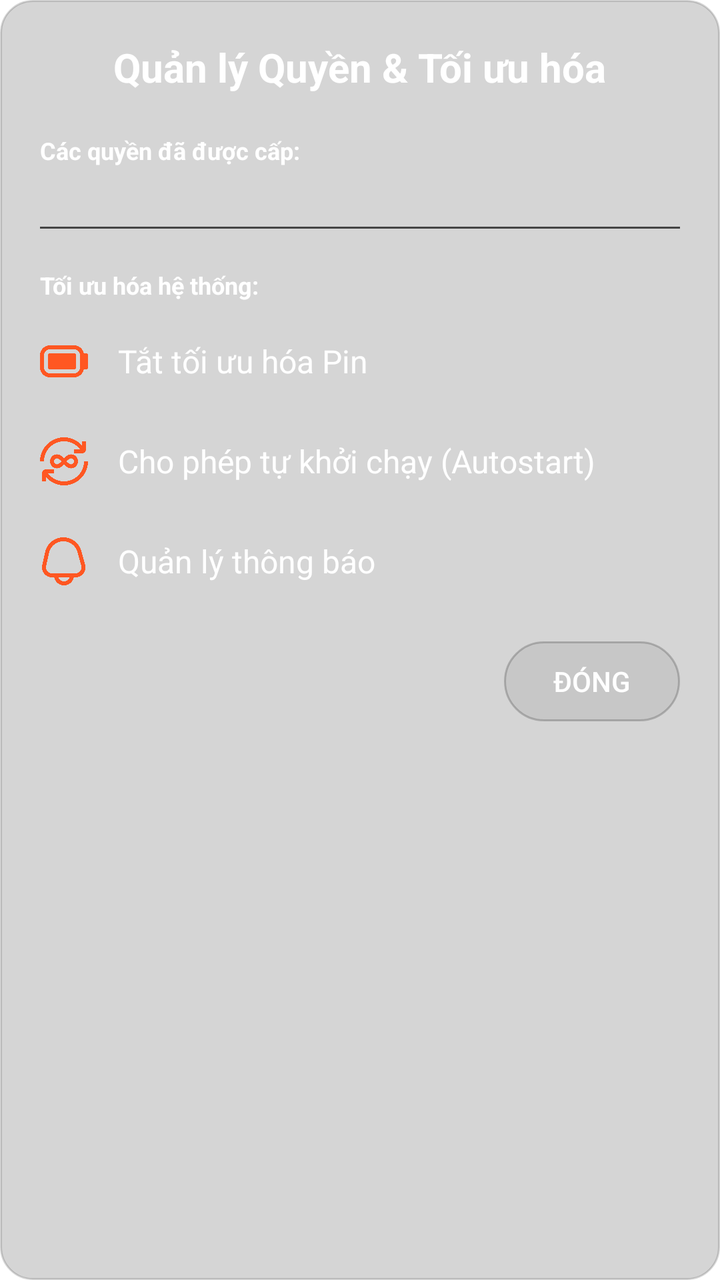
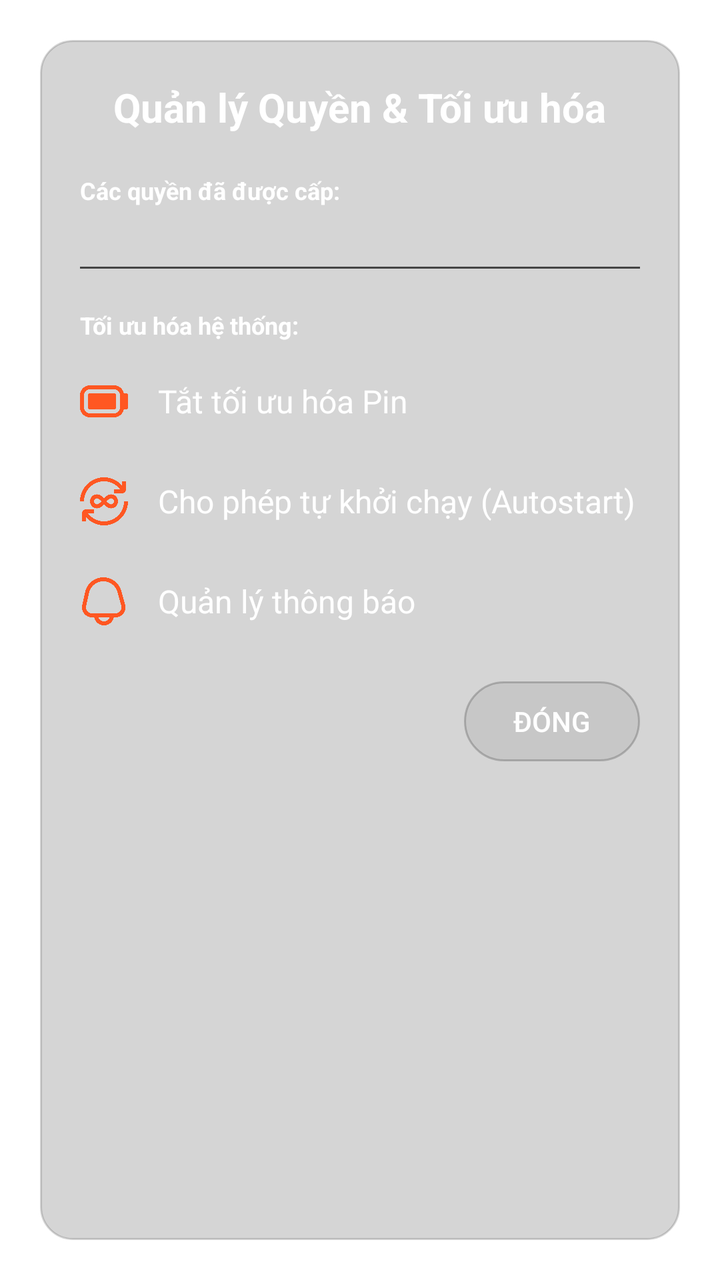

Compare the two renders of this Android layout. The source of the first and the diff that turns it into the second are given below.
<!-- AndroidManifest.xml: activity theme Theme.App.Dialog -->
<!-- res/layout/activity_permission_manager.xml -->
<?xml version="1.0" encoding="utf-8"?>
<LinearLayout xmlns:android="http://schemas.android.com/apk/res/android"
    xmlns:app="http://schemas.android.com/apk/res-auto"
    android:layout_width="match_parent"
    android:layout_height="wrap_content"
    android:orientation="vertical"
    android:background="@drawable/bg_glass_input"
    android:backgroundTint="#2C2C2C"
    android:padding="20dp"
    android:layout_margin="20dp">

    <TextView
        android:layout_width="wrap_content"
        android:layout_height="wrap_content"
        android:text="Quản lý Quyền &amp; Tối ưu hóa"
        android:textColor="@color/white"
        android:textSize="20sp"
        android:textStyle="bold"
        android:layout_gravity="center_horizontal"
        android:layout_marginBottom="20dp"/>

    <TextView
        android:layout_width="wrap_content"
        android:layout_height="wrap_content"
        android:text="Các quyền đã được cấp:"
        android:textColor="@color/white"
        android:textSize="12sp"
        android:textStyle="bold"
        android:layout_marginBottom="10dp"/>

    
    <LinearLayout
        android:id="@+id/permission_list_container"
        android:layout_width="match_parent"
        android:layout_height="wrap_content"
        android:orientation="vertical"/>

    <View
        android:layout_width="match_parent"
        android:layout_height="1dp"
        android:background="#444"
        android:layout_marginVertical="20dp"/>

    <TextView
        android:layout_width="wrap_content"
        android:layout_height="wrap_content"
        android:text="Tối ưu hóa hệ thống:"
        android:textColor="@color/white"
        android:textSize="12sp"
        android:textStyle="bold"
        android:layout_marginBottom="10dp"/>

    
    <LinearLayout
        android:id="@+id/btnDisableBatteryOptimization"
        android:layout_width="match_parent"
        android:layout_height="wrap_content"
        android:orientation="horizontal"
        android:gravity="center_vertical"
        android:paddingVertical="8dp"
        android:background="?attr/selectableItemBackground">

        <ImageView
            android:layout_width="24dp"
            android:layout_height="24dp"
            android:src="@drawable/ic_battery"
            app:tint="@color/chip_pending"/>

        <TextView
            android:layout_width="0dp"
            android:layout_height="wrap_content"
            android:layout_weight="1"
            android:layout_marginStart="15dp"
            android:text="Tắt tối ưu hóa Pin"
            android:textColor="@color/white"
            android:textSize="16sp"/>
    </LinearLayout>

    
    <LinearLayout
        android:id="@+id/btnAllowAutostart"
        android:layout_width="match_parent"
        android:layout_height="wrap_content"
        android:orientation="horizontal"
        android:gravity="center_vertical"
        android:paddingVertical="8dp"
        android:layout_marginTop="10dp"
        android:background="?attr/selectableItemBackground">

        <ImageView
            android:layout_width="24dp"
            android:layout_height="24dp"
            android:src="@drawable/ic_autorenew"
            app:tint="@color/chip_pending"/>

        <TextView
            android:layout_width="0dp"
            android:layout_height="wrap_content"
            android:layout_weight="1"
            android:layout_marginStart="15dp"
            android:text="Cho phép tự khởi chạy (Autostart)"
            android:textColor="@color/white"
            android:textSize="16sp"/>
    </LinearLayout>

    
    <LinearLayout
        android:id="@+id/btnNotificationSettings"
        android:layout_width="match_parent"
        android:layout_height="wrap_content"
        android:orientation="horizontal"
        android:gravity="center_vertical"
        android:paddingVertical="8dp"
        android:layout_marginTop="10dp"
        android:background="?attr/selectableItemBackground">

        <ImageView
            android:layout_width="24dp"
            android:layout_height="24dp"
            android:src="@drawable/notification"
            app:tint="@color/chip_pending"/>

        <TextView
            android:layout_width="0dp"
            android:layout_height="wrap_content"
            android:layout_weight="1"
            android:layout_marginStart="15dp"
            android:text="Quản lý thông báo"
            android:textColor="@color/white"
            android:textSize="16sp"/>
    </LinearLayout>
    


    <Button
        android:id="@+id/btnClose"
        android:layout_width="wrap_content"
        android:layout_height="40dp"
        android:text="Đóng"
        android:textColor="@color/white"
        android:background="@drawable/bg_glass_panel"
        android:backgroundTint="#444444"
        android:layout_gravity="end"
        android:layout_marginTop="20dp"/>

</LinearLayout>
<!-- resources referenced by this layout -->
<resources>
  <color name="chip_pending">#FF5722</color>
  <color name="white">#FFFFFFFF</color>
  <!-- drawable bg_glass_input (drawable) -->
  <?xml version="1.0" encoding="utf-8"?>
  <shape xmlns:android="http://schemas.android.com/apk/res/android">
      <solid android:color="#33000000" />
      <corners android:radius="16dp" />
      <stroke
          android:width="1dp"
          android:color="#33FFFFFF" />
  </shape>
  <!-- drawable bg_glass_panel (drawable) -->
  <?xml version="1.0" encoding="utf-8"?>
  <shape xmlns:android="http://schemas.android.com/apk/res/android">
      <solid android:color="#1AFFFFFF" />
      <corners android:radius="32dp" />
      <stroke
          android:width="1dp"
          android:color="#4DFFFFFF" />
  </shape>
  <!-- drawable ic_autorenew: png bitmap (drawable, 18005 bytes) -->
  <!-- drawable ic_battery: png bitmap (drawable, 7842 bytes) -->
  <!-- drawable notification: png bitmap (drawable, 13210 bytes) -->
  <style name="Theme.App.Dialog" parent="Theme.AppCompat.Light.Dialog.Alert">
          <item name="android:windowBackground">@android:color/transparent</item>
          <item name="android:windowIsFloating">true</item>
          <item name="android:windowNoTitle">true</item>
      </style>
</resources>

<!-- the commit's change to res/layout/activity_permission_manager.xml (unified diff, before → after) -->
@@ -1,13 +1,19 @@
 <?xml version="1.0" encoding="utf-8"?>
-<LinearLayout xmlns:android="http://schemas.android.com/apk/res/android"
+<androidx.core.widget.NestedScrollView
+    xmlns:android="http://schemas.android.com/apk/res/android"
     xmlns:app="http://schemas.android.com/apk/res-auto"
     android:layout_width="match_parent"
-    android:layout_height="wrap_content"
-    android:orientation="vertical"
-    android:background="@drawable/bg_glass_input"
-    android:backgroundTint="#2C2C2C"
-    android:padding="20dp"
-    android:layout_margin="20dp">
+    android:layout_height="match_parent"
+    android:fillViewport="true">
+
+    <LinearLayout
+        android:layout_width="match_parent"
+        android:layout_height="wrap_content"
+        android:orientation="vertical"
+        android:background="@drawable/bg_glass_input"
+        android:backgroundTint="#2C2C2C"
+        android:padding="20dp"
+        android:layout_margin="20dp">
 
     <TextView
         android:layout_width="wrap_content"
@@ -144,3 +150,4 @@
         android:layout_marginTop="20dp"/>
 
 </LinearLayout>
+</androidx.core.widget.NestedScrollView>
